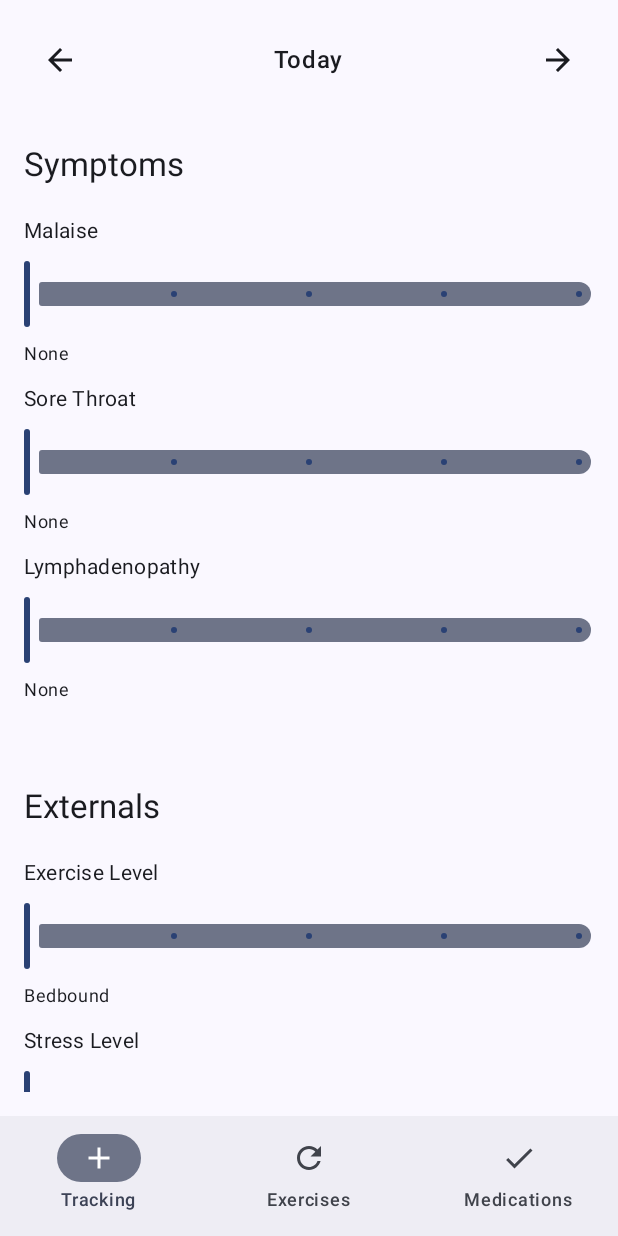
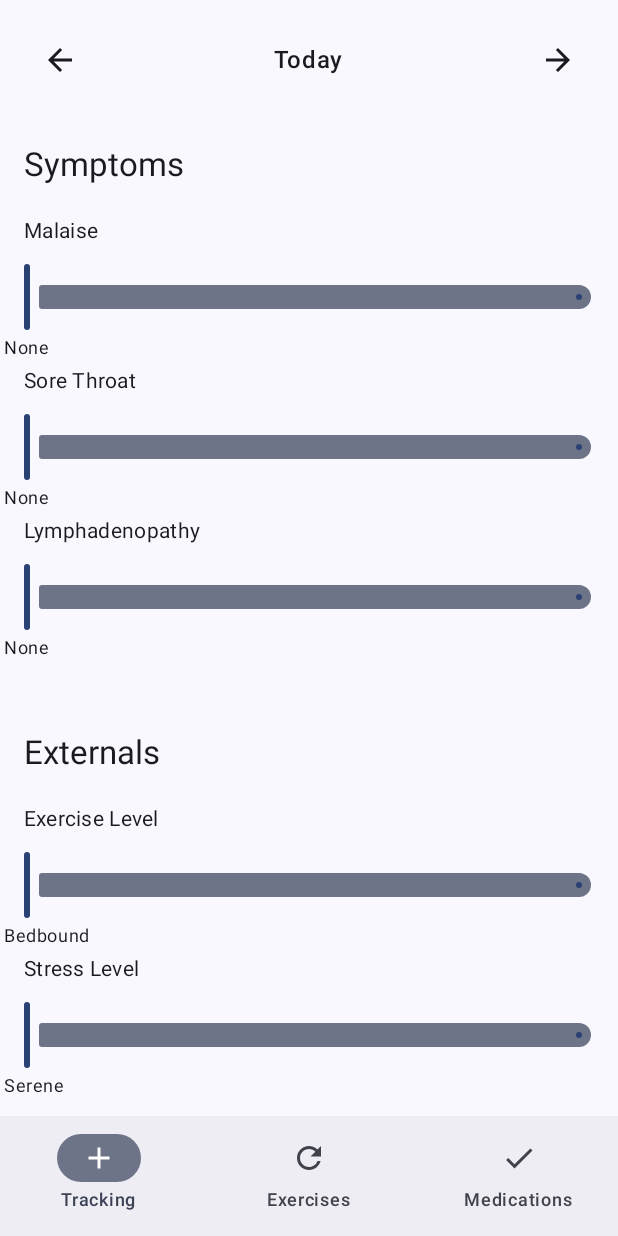
Before and after one commit to matyasmatta/matts-health-tracker, an Android app built with Jetpack Compose: the screen it shows after launch (MainActivity), on a phone screen of 412 x 824 dp. Run offline under Robolectric (Android 15) with nearby library versions, the phone set to English and light mode, and no system bars.

Commit message:
version 1.4.1, continous sliders and sleep class (datawipe necessary)

```diff
--- a/app/src/main/java/com/example/mattshealthtracker/MainActivity.kt
+++ b/app/src/main/java/com/example/mattshealthtracker/MainActivity.kt
@@ -42,8 +42,10 @@ import androidx.compose.material.icons.filled.ExpandLess
 import androidx.compose.material.icons.filled.ExpandMore
 import androidx.compose.material.icons.filled.Star
 import androidx.compose.material.icons.filled.StarBorder
-import androidx.compose.ui.graphics.Color
-import androidx.compose.ui.graphics.luminance
+import kotlin.math.roundToInt
+import androidx.compose.ui.text.style.TextAlign
+import androidx.compose.ui.layout.onGloballyPositioned
+import androidx.compose.ui.platform.LocalDensity
 
 class MainActivity : ComponentActivity() {
     override fun onCreate(savedInstanceState: Bundle?) {
@@ -881,25 +883,48 @@ fun SliderInput(
     label: String,
     value: Float,
     valueRange: ClosedFloatingPointRange<Float>,
-    steps: Int,
+    steps: Int, // Not used here since we use a continuous slider.
     labels: List<String>,
     onValueChange: (Float) -> Unit
 ) {
-    // Map slider values to descriptive text
-    val displayedLabel = labels[value.toInt()] // Display text based on the slider value
+    // Compute the nearest anchor index based on the slider's current value.
+    val nearestIndex = value.roundToInt().coerceIn(0, labels.size - 1)
+    val displayedLabel = labels[nearestIndex]
+    // Compute fraction relative to the slider range.
+    val fraction = (value - valueRange.start) / (valueRange.endInclusive - valueRange.start)
 
-    Column(
-        modifier = Modifier.fillMaxWidth()
+    var sliderWidth by remember { mutableStateOf(0) }
+    val density = LocalDensity.current
+
+    Column(modifier = Modifier.fillMaxWidth()) {
+        Text(text = label, style = MaterialTheme.typography.bodyMedium)
+        // Box to measure slider width.
+        Box(
+            modifier = Modifier
+                .fillMaxWidth()
+                .onGloballyPositioned { coordinates ->
+                    sliderWidth = coordinates.size.width
+                }
         ) {
-        Text(label, style = MaterialTheme.typography.bodyMedium)
             Slider(
                 value = value,
                 onValueChange = onValueChange,
                 valueRange = valueRange,
-            steps = steps,
-            modifier = Modifier.padding(vertical = 8.dp)
+                steps = 0, // Continuous slider.
+                modifier = Modifier.fillMaxWidth().padding(vertical = 10.dp)
             )
-        Text(displayedLabel, style = MaterialTheme.typography.bodySmall)
+            // Position the label text directly below the thumb.
+            // We compute the horizontal offset from the slider's width multiplied by the fraction.
+            // Subtract an approximate half-width (here, 20 pixels) to center the text.
+            Text(
+                text = displayedLabel,
+                style = MaterialTheme.typography.bodySmall,
+                modifier = Modifier.offset(
+                    x = with(density) { (fraction * sliderWidth - 20).toDp() },
+                    y = 60.dp // Adjust vertical offset as needed.
+                )
+            )
+        }
     }
 }
 
```
Lines whose indentation alone changed are shown as unchanged.
